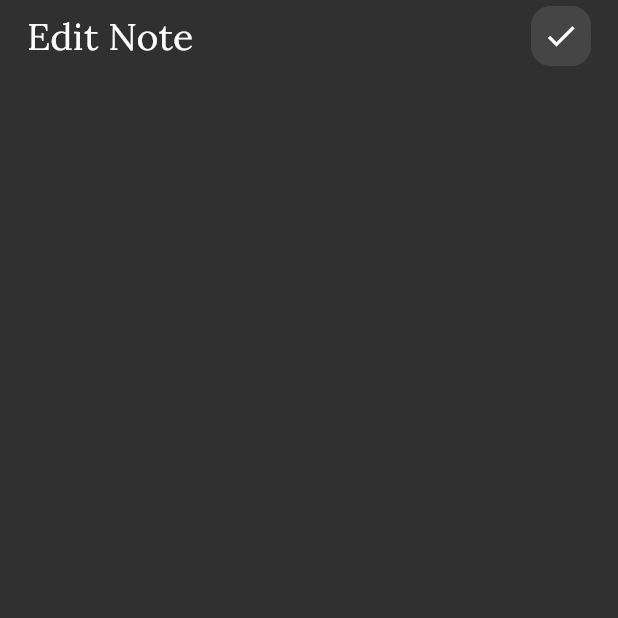
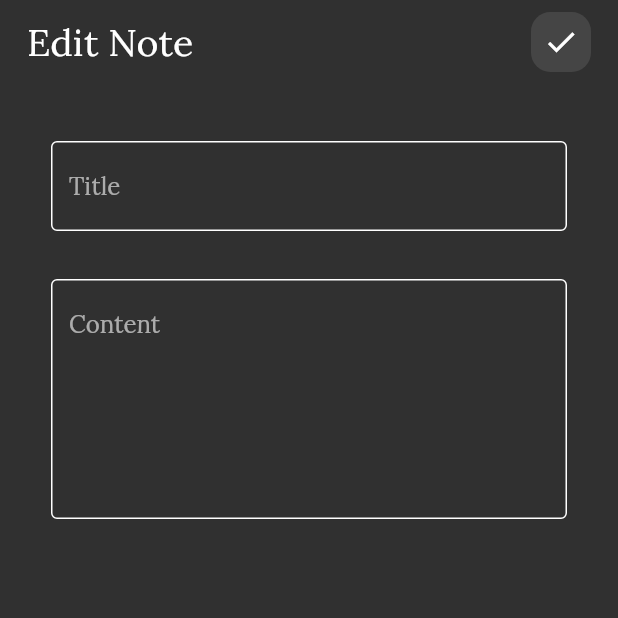
Before and after one commit to A-Abdelsattar/notes_app, a Flutter app: the screen it shows after launch, after a tap on "Flutter Tips", on a phone screen of 412 x 824 dp, the top half of it. Run offline on Flutter 3.47's test engine with Material 2 defaults, Android fonts, the phone set to English and light mode, and no system bars.

Commit message:
edit view ui done

```diff
--- a/lib/views/edit_note_view.dart
+++ b/lib/views/edit_note_view.dart
@@ -1,5 +1,6 @@
 import 'package:flutter/material.dart';
 import 'package:notes_app/views/widgets/custom_app_bar.dart';
+import 'package:notes_app/views/widgets/custom_text_form_field.dart';
 
 
 class EditNoteView extends StatelessWidget {
@@ -10,10 +11,13 @@ class EditNoteView extends StatelessWidget {
     return Scaffold(
       body: SafeArea(
         child: Padding(
-          padding: const EdgeInsets.symmetric(horizontal: 18.0,vertical: 4.0),
+          padding: const EdgeInsets.symmetric(horizontal: 18.0,vertical: 8.0),
           child: Column(
             children:const [
-              CustomAppBar(title: 'Edit Note', icon: Icons.done)
+              CustomAppBar(title: 'Edit Note', icon: Icons.done),
+               SizedBox(height: 30,),
+              CustomTextFormField(title: 'Title'),
+              CustomTextFormField(title: 'Content',maxLines: 6,),
             ],
           ),
         ),
--- a/lib/views/notes_view.dart
+++ b/lib/views/notes_view.dart
@@ -15,7 +15,7 @@ class NotesView extends StatelessWidget {
       },child:const Icon(Icons.add),),
       body: SafeArea(
         child: Padding(
-          padding: const EdgeInsets.symmetric(horizontal: 18.0, vertical: 4),
+          padding: const EdgeInsets.symmetric(horizontal: 18.0, vertical: 8.0),
           child: Column(
             children:const [
               CustomAppBar(title: 'Notes',icon: Icons.search,),
```
